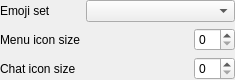
First picture: the form in src/plugins/emoji/emojioptions.ui, repository eyecu-im/eyecu-qt, before the edit.
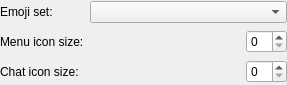
Second picture: the form after the edit. Custom widgets are drawn as their Qt base class.

Patch:
```diff
--- a/src/plugins/emoji/emojioptions.ui
+++ b/src/plugins/emoji/emojioptions.ui
@@ -6,8 +6,8 @@
    <rect>
     <x>0</x>
     <y>0</y>
-    <width>235</width>
-    <height>72</height>
+    <width>287</width>
+    <height>85</height>
    </rect>
   </property>
   <layout class="QGridLayout" name="gridLayout" columnstretch="0,0,0">
@@ -26,21 +26,21 @@
    <item row="1" column="0">
     <widget class="QLabel" name="lblEmojiSet">
      <property name="text">
-      <string>Emoji set</string>
+      <string>Emoji set:</string>
      </property>
     </widget>
    </item>
    <item row="2" column="0">
     <widget class="QLabel" name="lblbMenuIconSize">
      <property name="text">
-      <string>Menu icon size</string>
+      <string>Menu icon size:</string>
      </property>
     </widget>
    </item>
    <item row="3" column="0">
     <widget class="QLabel" name="lblbChatIconSize">
      <property name="text">
-      <string>Chat icon size</string>
+      <string>Chat icon size:</string>
      </property>
     </widget>
    </item>
```
